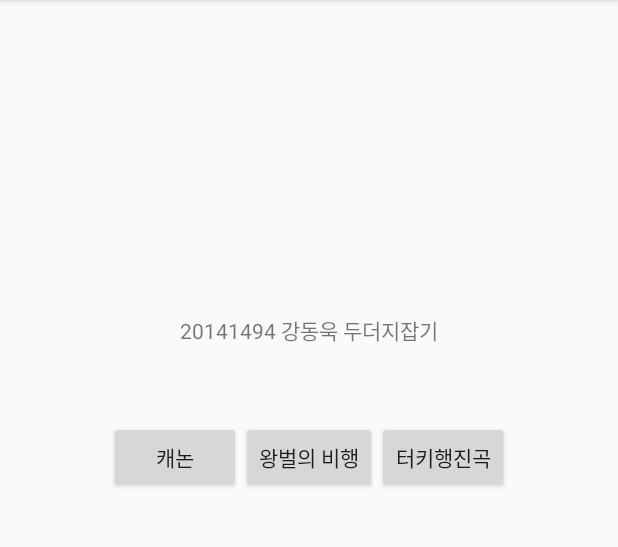
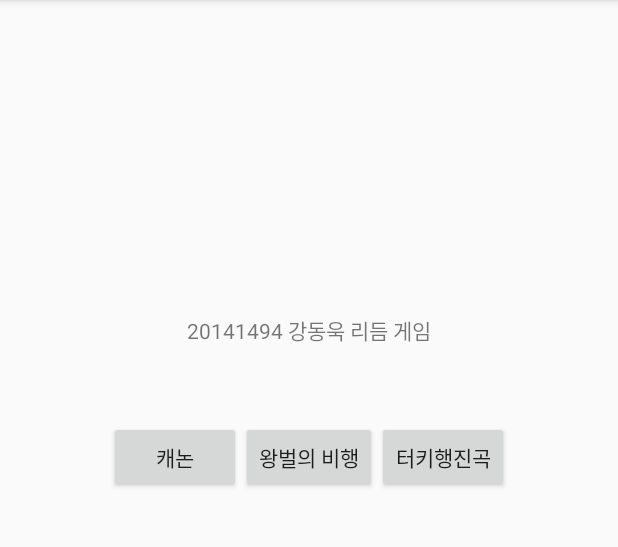
Before and after one commit to kdw9502/embeded_final_project, an Android app: the screen it shows after launch (MainActivity), on a phone screen of 412 x 824 dp, the part 84-631 px from its top. Run offline under Robolectric (Android 15) with nearby library versions, the phone set to English and light mode, and no system bars.

Commit message:
fix typo

```diff
--- a/app/src/main/res/layout/activity_main.xml
+++ b/app/src/main/res/layout/activity_main.xml
@@ -57,7 +57,7 @@
         android:layout_marginTop="8dp"
         android:layout_marginEnd="8dp"
         android:layout_marginBottom="8dp"
-        android:text="20141494 강동욱 두더지잡기"
+        android:text="20141494 강동욱 리듬 게임"
         app:layout_constraintBottom_toBottomOf="parent"
         app:layout_constraintEnd_toEndOf="parent"
         app:layout_constraintHorizontal_bias="0.499"
```
